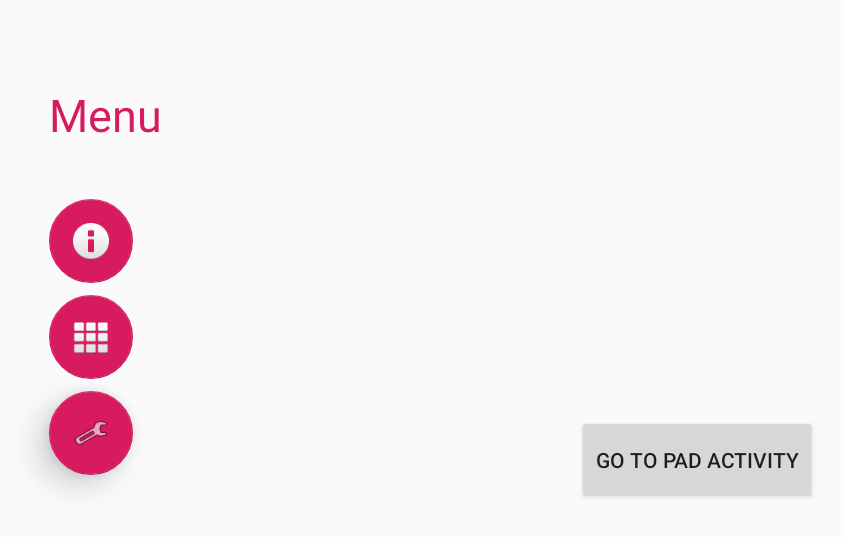
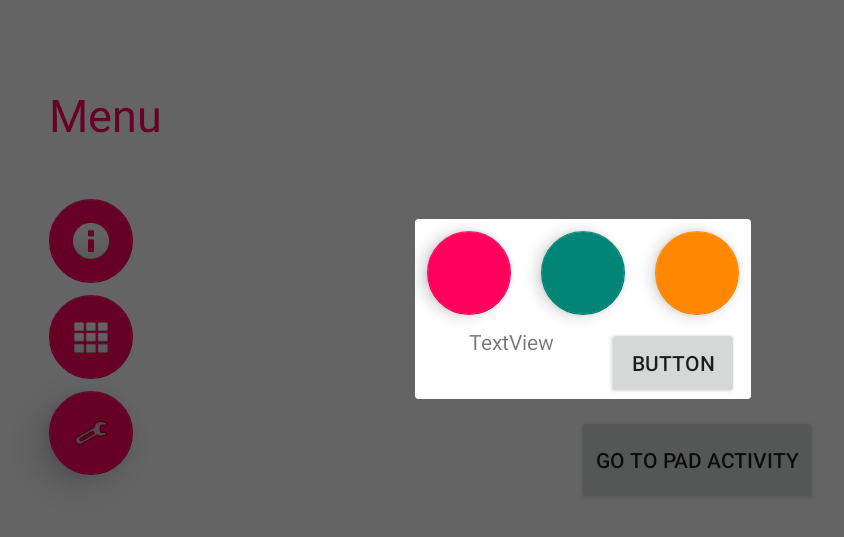
Before and after one commit to MariaAdrover/KillerPad, an Android app: the MenuFragment screen opened directly, with no data from a screen before it, after a tap on an icon or button, on a phone screen of 824 x 412 dp (held sideways). Shown: the top 537 px of the screen, without its empty margins (35-879 px from the left). Run offline under Robolectric (Android 15) with nearby library versions, the phone set to English and light mode, and no system bars.

Commit message:
codigo hecho a bonito

```diff
--- a/app/src/main/AndroidManifest.xml
+++ b/app/src/main/AndroidManifest.xml
@@ -3,6 +3,7 @@
     package="com.example.killerpad">
 
     <uses-permission android:name="android.permission.INTERNET"></uses-permission>
+    <uses-permission android:name="android.permission.VIBRATE" />
 
     <application
         android:allowBackup="true"
--- /dev/null
+++ b/app/src/main/res/layout/dialog_color_picker.xml
@@ -0,0 +1,66 @@
+<?xml version="1.0" encoding="utf-8"?>
+<android.support.constraint.ConstraintLayout
+    xmlns:android="http://schemas.android.com/apk/res/android"
+    xmlns:app="http://schemas.android.com/apk/res-auto"
+    xmlns:tools="http://schemas.android.com/tools"
+    android:layout_width="match_parent"
+    android:layout_height="match_parent">
+
+    <android.support.design.widget.FloatingActionButton
+        android:id="@+id/floatingActionButton"
+        android:layout_width="wrap_content"
+        android:layout_height="wrap_content"
+        android:layout_marginStart="8dp"
+        android:layout_marginTop="8dp"
+        android:clickable="true"
+        app:layout_constraintStart_toStartOf="parent"
+        app:layout_constraintTop_toTopOf="parent"
+        app:srcCompat="@color/colorAccent" />
+
+    <android.support.design.widget.FloatingActionButton
+        android:id="@+id/floatingActionButton2"
+        android:layout_width="wrap_content"
+        android:layout_height="wrap_content"
+        android:layout_marginStart="20dp"
+        android:layout_marginTop="8dp"
+        android:layout_marginEnd="20dp"
+        android:clickable="true"
+        app:backgroundTint="@color/colorPrimary"
+        app:layout_constraintEnd_toStartOf="@+id/floatingActionButton3"
+        app:layout_constraintStart_toEndOf="@+id/floatingActionButton"
+        app:layout_constraintTop_toTopOf="parent" />
+
+    <android.support.design.widget.FloatingActionButton
+        android:id="@+id/floatingActionButton3"
+        android:layout_width="wrap_content"
+        android:layout_height="wrap_content"
+        android:layout_marginTop="8dp"
+        android:layout_marginEnd="8dp"
+        android:clickable="true"
+        app:backgroundTint="@android:color/holo_orange_dark"
+        app:layout_constraintEnd_toEndOf="parent"
+        app:layout_constraintTop_toTopOf="parent"
+        app:srcCompat="@android:color/transparent" />
+
+    <Button
+        android:id="@+id/button"
+        android:layout_width="wrap_content"
+        android:layout_height="wrap_content"
+        android:layout_marginTop="8dp"
+        android:layout_marginEnd="8dp"
+        android:text="Button"
+        app:layout_constraintEnd_toEndOf="parent"
+        app:layout_constraintTop_toBottomOf="@+id/floatingActionButton3" />
+
+    <TextView
+        android:id="@+id/textView"
+        android:layout_width="wrap_content"
+        android:layout_height="wrap_content"
+        android:layout_marginStart="8dp"
+        android:layout_marginTop="72dp"
+        android:layout_marginEnd="8dp"
+        android:text="TextView"
+        app:layout_constraintEnd_toStartOf="@+id/button"
+        app:layout_constraintStart_toStartOf="parent"
+        app:layout_constraintTop_toTopOf="parent" />
+</android.support.constraint.ConstraintLayout>
--- a/app/src/main/res/values/colors.xml
+++ b/app/src/main/res/values/colors.xml
@@ -2,5 +2,5 @@
 <resources>
     <color name="colorPrimary">#008577</color>
     <color name="colorPrimaryDark">#00574B</color>
-    <color name="colorAccent">#D81B60</color>
+    <color name="colorAccent">#ff005d</color>
 </resources>
```
Also changed, not shown: app/src/main/java/com/example/killerpad/MenuFragment.java (+52 -18 lines).
